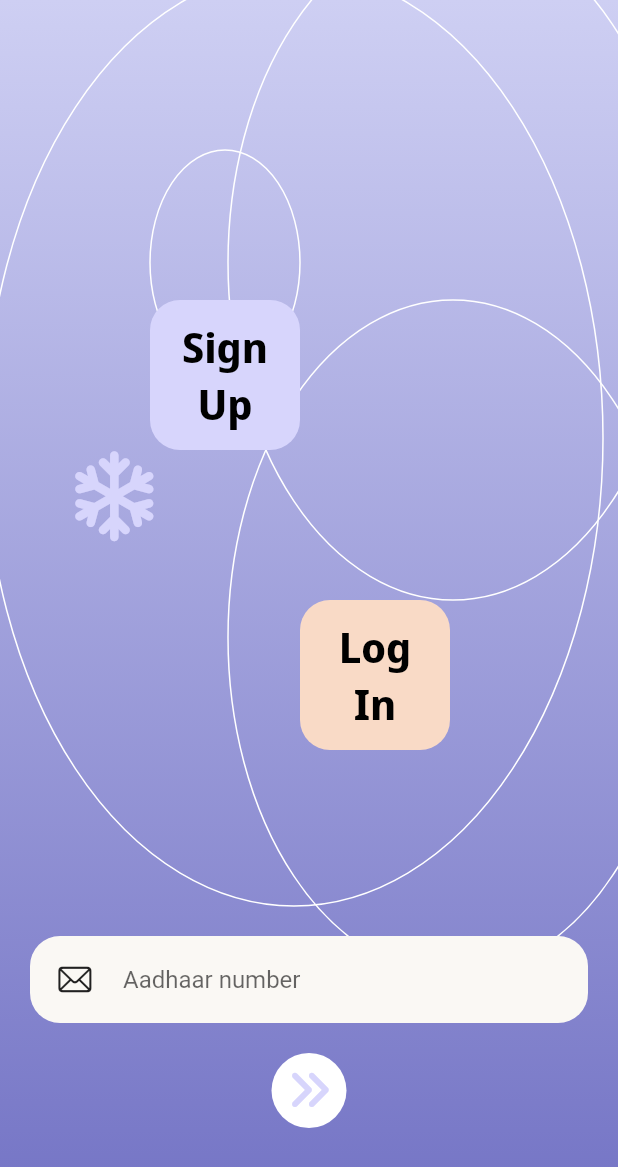
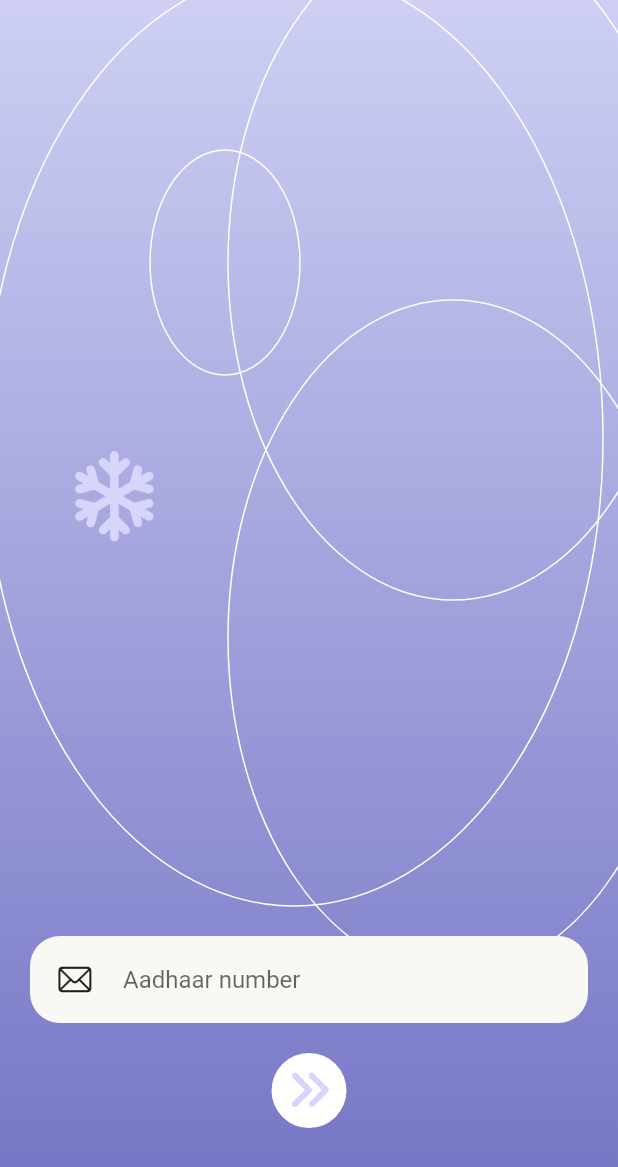
Before and after one commit to smash-cracker/medical-app-flutter, a Flutter app: the screen it shows after launch, on a phone screen of 412 x 824 dp. Shown: the top 1167 px of the screen. Run offline on Flutter 3.47's test engine with Material 2 defaults, Android fonts, the phone set to English and light mode, and no system bars; our stand-ins replace awesome_snackbar_content, cloud_firestore, file_picker, firebase_auth, firebase_core, firebase_storage and 7 more; missing offline and left inert: agora_uikit; accounts and stored records are empty.

Commit message:
dummy integration

```diff
--- a/lib/screens/homepage.dart
+++ b/lib/screens/homepage.dart
@@ -28,7 +28,7 @@ class HomePage extends StatelessWidget {
 
             if (snapshot.data!.data() == null) {
               Navigator.popUntil(context, (route) => route.isFirst);
-
+              Future.delayed(Duration.zero);
               Navigator.of(context)
                   .push(MaterialPageRoute(builder: (_) => BasicDetails()));
             }
--- a/lib/screens/login.dart
+++ b/lib/screens/login.dart
@@ -116,37 +116,37 @@ class _LoginScreenState extends State<LoginScreen> {
                         ),
                       ),
                     ),
-                    Positioned(
-                      left: 100,
-                      top: 200,
-                      child: GestureDetector(
-                        onTap: () {
-                          // Navigator.pushReplacement(
-                          //   context,
-                          //   PageRouteBuilder(
-                          //     pageBuilder:
-                          //         (context, animation, secondaryAnimation) =>
-                          //             SignupScreen(),
-                          //     transitionDuration: Duration(seconds: 1),
-                          //   ),
-                          // );
-                        },
-                        child: LoginSignupBox(
-                          color: 0xFFd7d5fc,
-                          one: 'Sign',
-                          two: 'Up',
-                        ),
-                      ),
-                    ),
-                    Positioned(
-                      left: 200,
-                      top: 400,
-                      child: LoginSignupBox(
-                        color: 0xFFf9dac6,
-                        one: 'Log',
-                        two: 'In',
-                      ),
-                    ),
+                    // Positioned(
+                    //   left: 100,
+                    //   top: 200,
+                    //   child: GestureDetector(
+                    //     onTap: () {
+                    //       // Navigator.pushReplacement(
+                    //       //   context,
+                    //       //   PageRouteBuilder(
+                    //       //     pageBuilder:
+                    //       //         (context, animation, secondaryAnimation) =>
+                    //       //             SignupScreen(),
+                    //       //     transitionDuration: Duration(seconds: 1),
+                    //       //   ),
+                    //       // );
+                    //     },
+                    //     child: LoginSignupBox(
+                    //       color: 0xFFd7d5fc,
+                    //       one: 'Sign',
+                    //       two: 'Up',
+                    //     ),
+                    //   ),
+                    // ),
+                    // Positioned(
+                    //   left: 200,
+                    //   top: 400,
+                    //   child: LoginSignupBox(
+                    //     color: 0xFFf9dac6,
+                    //     one: 'Log',
+                    //     two: 'In',
+                    //   ),
+                    // ),
                     Positioned(
                       left: 50,
                       top: 300,
```
Also changed, not shown: assets/data.json (+10 -10 lines), lib/screens/get_details.dart (+79 -28 lines).
